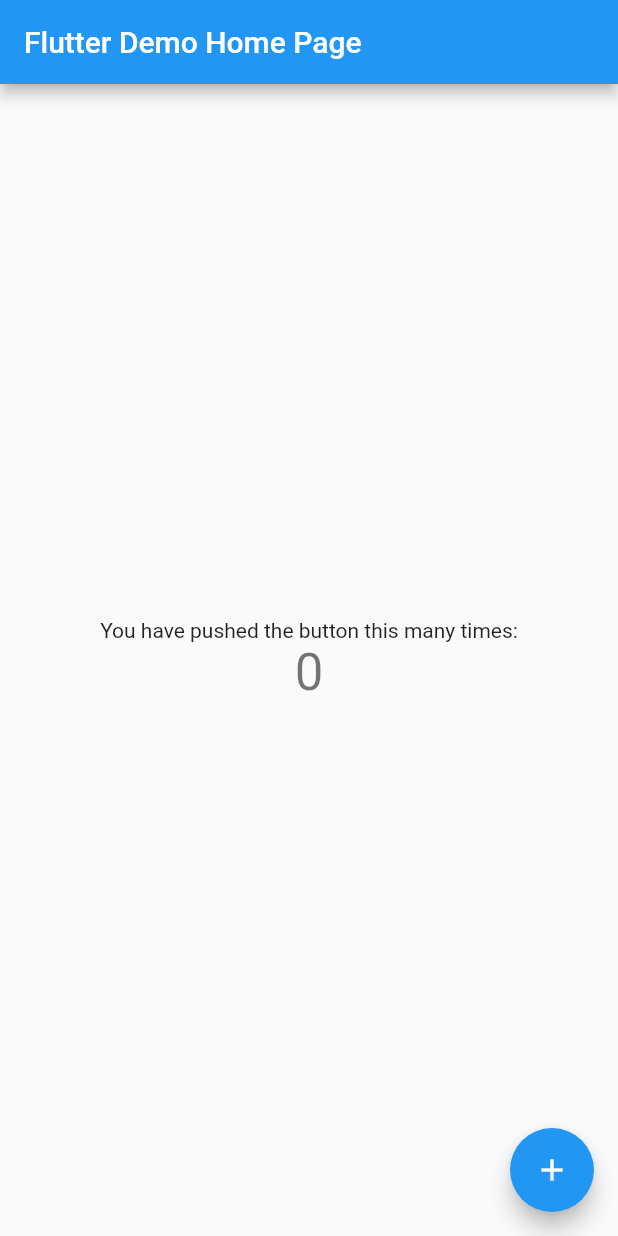
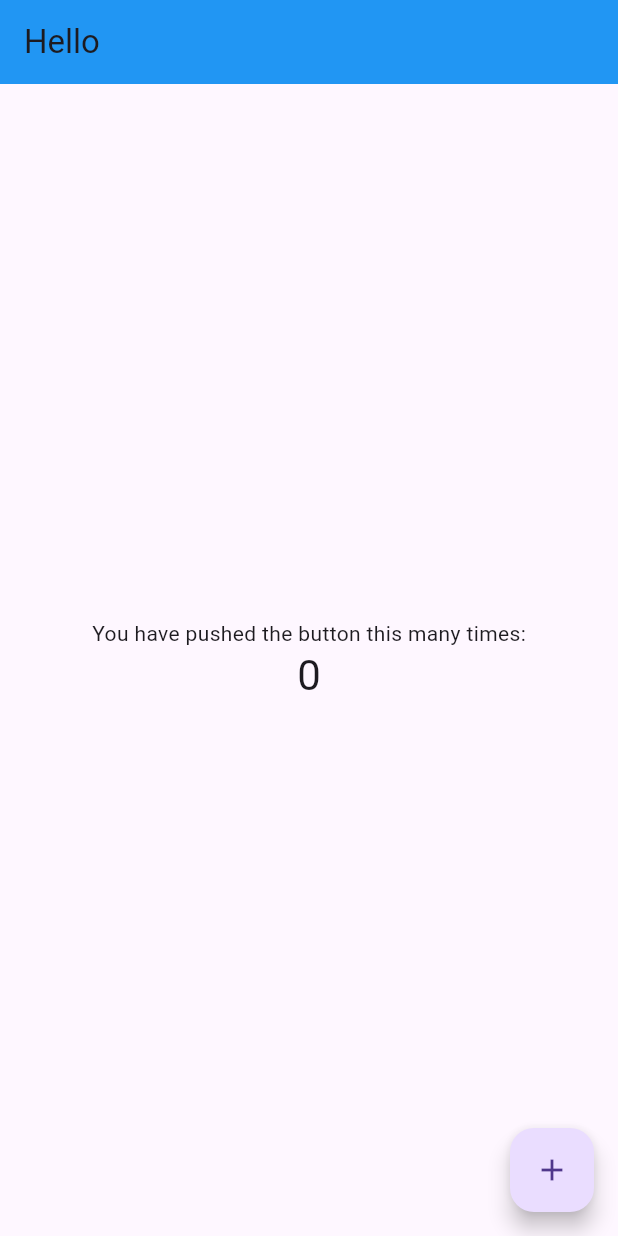
Before and after one commit to bluesky15/flutter_base, a Flutter app: the screen it shows after launch, on a phone screen of 412 x 824 dp. Run offline on Flutter 3.47's test engine with Material 2 defaults, Android fonts, the phone set to English and light mode, and no system bars; our stand-ins replace freezed_annotation.

```diff
--- a/lib/main.dart
+++ b/lib/main.dart
@@ -13,9 +13,10 @@ class MyApp extends StatelessWidget {
     return MaterialApp(
       title: 'Flutter Demo',
       theme: ThemeData(
+        useMaterial3: true,
         primarySwatch: Colors.blue,
       ),
-      home: const MyHomePage(title: 'Flutter Demo Home Page'),
+      home: const MyHomePage(title: "Hello"),
     );
   }
 }
@@ -41,7 +42,11 @@ class _MyHomePageState extends State<MyHomePage> {
   Widget build(BuildContext context) {
     return Scaffold(
       appBar: AppBar(
-        title: Text(widget.title),
+        backgroundColor: Colors.blue,
+        title: Container(
+          color: Colors.blue,
+          child: Text(widget.title),
+        ),
       ),
       body: Center(
         child: Column(
```
Also changed, not shown: lib/data.json (added, +27 -0 lines), lib/list_page.dart (added, +23 -0 lines), pubspec.lock, 3 other files.
